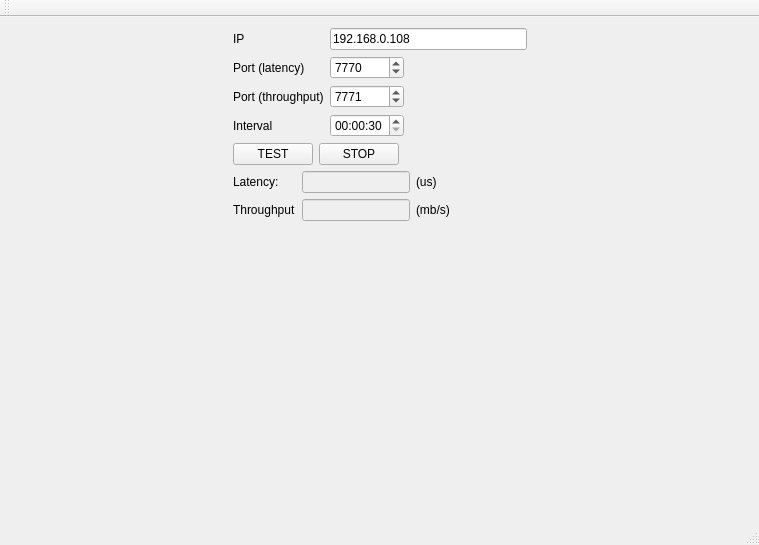
Before: the Qt Designer form netPerfGUI/mainwindow.ui in nDy/NetworkingTool, drawn with Qt 5.
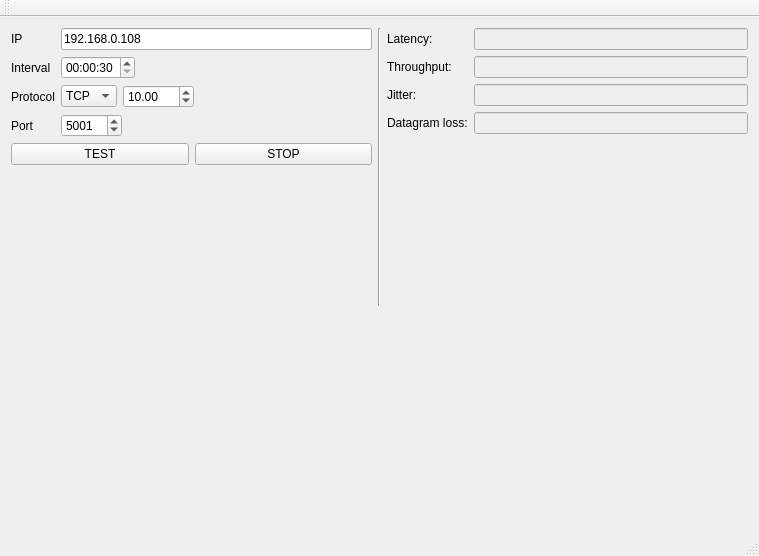
After: the same form once the commit is applied. Custom widgets are drawn as their Qt base class.

Commit message: Now using ping and iperf to display network statistics solved several bugs now we allow for UDP and TCP measurement of datagram loss, jitter and more, also updated GUI

Patch:
```diff
--- a/netPerfGUI/mainwindow.ui
+++ b/netPerfGUI/mainwindow.ui
@@ -7,7 +7,7 @@
     <x>0</x>
     <y>0</y>
     <width>759</width>
-    <height>545</height>
+    <height>556</height>
    </rect>
   </property>
   <property name="windowTitle">
@@ -16,31 +16,11 @@
   <widget class="QWidget" name="centralWidget">
    <layout class="QVBoxLayout" name="verticalLayout_2">
     <item>
-     <layout class="QHBoxLayout" name="horizontalLayout_2">
-      <item>
-       <spacer name="horizontalSpacer_6">
-        <property name="orientation">
-         <enum>Qt::Horizontal</enum>
-        </property>
-        <property name="sizeHint" stdset="0">
-         <size>
-          <width>40</width>
-          <height>20</height>
-         </size>
-        </property>
-       </spacer>
-      </item>
+     <layout class="QHBoxLayout" name="horizontalLayout_6">
       <item>
        <layout class="QVBoxLayout" name="verticalLayout">
         <item>
-         <layout class="QGridLayout" name="gridLayout_2">
-          <item row="2" column="0">
-           <widget class="QLabel" name="label_8">
-            <property name="text">
-             <string>Port (throughput)</string>
-            </property>
-           </widget>
-          </item>
+         <layout class="QFormLayout" name="formLayout">
           <item row="0" column="0">
            <widget class="QLabel" name="label_6">
             <property name="text">
@@ -48,77 +28,23 @@
             </property>
            </widget>
           </item>
-          <item row="0" column="1" colspan="2">
+          <item row="0" column="1">
            <widget class="QLineEdit" name="ipField">
             <property name="text">
              <string>192.168.0.108</string>
             </property>
            </widget>
           </item>
-          <item row="2" column="1">
-           <widget class="QSpinBox" name="portTpField">
-            <property name="maximum">
-             <number>65535</number>
-            </property>
-            <property name="value">
-             <number>7771</number>
-            </property>
-           </widget>
-          </item>
-          <item row="2" column="2">
-           <spacer name="horizontalSpacer_5">
-            <property name="orientation">
-             <enum>Qt::Horizontal</enum>
-            </property>
-            <property name="sizeHint" stdset="0">
-             <size>
-              <width>40</width>
-              <height>20</height>
-             </size>
-            </property>
-           </spacer>
-          </item>
           <item row="1" column="0">
-           <widget class="QLabel" name="label_7">
-            <property name="text">
-             <string>Port (latency)</string>
-            </property>
-           </widget>
-          </item>
-          <item row="1" column="1">
-           <widget class="QSpinBox" name="portPingField">
-            <property name="minimum">
-             <number>1024</number>
-            </property>
-            <property name="maximum">
-             <number>65535</number>
-            </property>
-            <property name="value">
-             <number>7770</number>
-            </property>
-           </widget>
-          </item>
-          <item row="1" column="2">
-           <spacer name="horizontalSpacer_2">
-            <property name="orientation">
-             <enum>Qt::Horizontal</enum>
-            </property>
-            <property name="sizeHint" stdset="0">
-             <size>
-              <width>40</width>
-              <height>20</height>
-             </size>
-            </property>
-           </spacer>
-          </item>
-          <item row="3" column="0">
            <widget class="QLabel" name="label_9">
             <property name="text">
              <string>Interval</string>
             </property>
            </widget>
           </item>
-          <item row="3" column="1">
+          <item row="1" column="1">
+           <layout class="QHBoxLayout" name="horizontalLayout_2">
+            <item>
            <widget class="QTimeEdit" name="intervalField">
             <property name="time">
              <time>
@@ -135,18 +61,120 @@
             </property>
            </widget>
           </item>
-          <item row="3" column="2">
-           <spacer name="horizontalSpacer_8">
+            <item>
+             <spacer name="horizontalSpacer">
             <property name="orientation">
              <enum>Qt::Horizontal</enum>
             </property>
             <property name="sizeHint" stdset="0">
              <size>
+                <width>78</width>
+                <height>20</height>
+               </size>
+              </property>
+             </spacer>
+            </item>
+           </layout>
+          </item>
+          <item row="2" column="0">
+           <widget class="QLabel" name="label_11">
+            <property name="text">
+             <string>Protocol</string>
+            </property>
+           </widget>
+          </item>
+          <item row="2" column="1">
+           <layout class="QHBoxLayout" name="horizontalLayout_5">
+            <item>
+             <widget class="QComboBox" name="protocolField">
+              <property name="maximumSize">
+               <size>
+                <width>97</width>
+                <height>16777215</height>
+               </size>
+              </property>
+              <item>
+               <property name="text">
+                <string>TCP</string>
+               </property>
+              </item>
+              <item>
+               <property name="text">
+                <string>UDP</string>
+               </property>
+              </item>
+             </widget>
+            </item>
+            <item>
+             <widget class="QDoubleSpinBox" name="udpBandwidthField">
+              <property name="enabled">
+               <bool>true</bool>
+              </property>
+              <property name="maximumSize">
+               <size>
+                <width>97</width>
+                <height>25</height>
+               </size>
+              </property>
+              <property name="maximum">
+               <double>1000.000000000000000</double>
+              </property>
+              <property name="value">
+               <double>10.000000000000000</double>
+              </property>
+             </widget>
+            </item>
+            <item>
+             <spacer name="horizontalSpacer_3">
+              <property name="orientation">
+               <enum>Qt::Horizontal</enum>
+              </property>
+              <property name="sizeType">
+               <enum>QSizePolicy::Expanding</enum>
+              </property>
+              <property name="sizeHint" stdset="0">
+               <size>
               <width>40</width>
               <height>20</height>
              </size>
             </property>
            </spacer>
+            </item>
+           </layout>
+          </item>
+          <item row="3" column="0">
+           <widget class="QLabel" name="label_10">
+            <property name="text">
+             <string>Port</string>
+            </property>
+           </widget>
+          </item>
+          <item row="3" column="1">
+           <layout class="QHBoxLayout" name="horizontalLayout_4">
+            <item>
+             <widget class="QSpinBox" name="portField">
+              <property name="maximum">
+               <number>65000</number>
+              </property>
+              <property name="value">
+               <number>5001</number>
+              </property>
+             </widget>
+            </item>
+            <item>
+             <spacer name="horizontalSpacer_2">
+              <property name="orientation">
+               <enum>Qt::Horizontal</enum>
+              </property>
+              <property name="sizeHint" stdset="0">
+               <size>
+                <width>40</width>
+                <height>20</height>
+               </size>
+              </property>
+             </spacer>
+            </item>
+           </layout>
           </item>
          </layout>
         </item>
@@ -166,60 +194,50 @@
             </property>
            </widget>
           </item>
+         </layout>
+        </item>
           <item>
-           <spacer name="horizontalSpacer">
+         <spacer name="verticalSpacer">
             <property name="orientation">
-             <enum>Qt::Horizontal</enum>
+           <enum>Qt::Vertical</enum>
             </property>
             <property name="sizeHint" stdset="0">
              <size>
-              <width>128</width>
-              <height>20</height>
+            <width>20</width>
+            <height>40</height>
              </size>
             </property>
            </spacer>
           </item>
          </layout>
         </item>
+      <item>
+       <widget class="Line" name="line">
+        <property name="orientation">
+         <enum>Qt::Vertical</enum>
+        </property>
+       </widget>
+      </item>
         <item>
          <layout class="QGridLayout" name="gridLayout">
-          <item row="1" column="0">
-           <widget class="QLabel" name="label_4">
-            <property name="text">
-             <string>Throughput</string>
+        <item row="2" column="1">
+         <widget class="QLineEdit" name="jitterLine">
+          <property name="enabled">
+           <bool>false</bool>
             </property>
            </widget>
           </item>
-          <item row="0" column="3">
-           <spacer name="horizontalSpacer_3">
-            <property name="orientation">
-             <enum>Qt::Horizontal</enum>
-            </property>
-            <property name="sizeHint" stdset="0">
-             <size>
-              <width>40</width>
-              <height>20</height>
-             </size>
-            </property>
-           </spacer>
-          </item>
-          <item row="1" column="3">
-           <spacer name="horizontalSpacer_4">
-            <property name="orientation">
-             <enum>Qt::Horizontal</enum>
-            </property>
-            <property name="sizeHint" stdset="0">
-             <size>
-              <width>40</width>
-              <height>20</height>
-             </size>
-            </property>
-           </spacer>
-          </item>
-          <item row="0" column="2">
-           <widget class="QLabel" name="label_3">
+        <item row="2" column="0">
+         <widget class="QLabel" name="label_12">
+          <property name="text">
+           <string>Jitter:</string>
+          </property>
+         </widget>
+        </item>
+        <item row="3" column="0">
+         <widget class="QLabel" name="label_13">
             <property name="text">
-             <string>(us) </string>
+           <string>Datagram loss:</string>
             </property>
            </widget>
           </item>
@@ -230,13 +248,6 @@
             </property>
            </widget>
           </item>
-          <item row="1" column="2">
-           <widget class="QLabel" name="label_5">
-            <property name="text">
-             <string>(mb/s)</string>
-            </property>
-           </widget>
-          </item>
           <item row="0" column="1">
            <widget class="QLineEdit" name="pingLine">
             <property name="enabled">
@@ -251,37 +262,36 @@
             </property>
            </widget>
           </item>
-         </layout>
-        </item>
-       </layout>
-      </item>
-      <item>
-       <spacer name="horizontalSpacer_7">
-        <property name="orientation">
-         <enum>Qt::Horizontal</enum>
-        </property>
-        <property name="sizeHint" stdset="0">
-         <size>
-          <width>40</width>
-          <height>20</height>
-         </size>
-        </property>
-       </spacer>
-      </item>
-     </layout>
-    </item>
-    <item>
-     <spacer name="verticalSpacer">
+        <item row="4" column="1">
+         <spacer name="verticalSpacer_2">
       <property name="orientation">
        <enum>Qt::Vertical</enum>
       </property>
       <property name="sizeHint" stdset="0">
        <size>
         <width>20</width>
-        <height>19</height>
+            <height>40</height>
        </size>
       </property>
      </spacer>
+        </item>
+        <item row="3" column="1">
+         <widget class="QLineEdit" name="datagramLossLine">
+          <property name="enabled">
+           <bool>false</bool>
+          </property>
+         </widget>
+        </item>
+        <item row="1" column="0">
+         <widget class="QLabel" name="label_4">
+          <property name="text">
+           <string>Throughput:</string>
+          </property>
+         </widget>
+        </item>
+       </layout>
+      </item>
+     </layout>
     </item>
     <item>
      <layout class="QHBoxLayout" name="horizontalLayout_3">
@@ -307,13 +317,6 @@
       </item>
      </layout>
     </item>
-    <item>
-     <widget class="QLabel" name="label_2">
-      <property name="text">
-       <string/>
-      </property>
-     </widget>
-    </item>
    </layout>
   </widget>
   <widget class="QMenuBar" name="menuBar">
```
Lines whose indentation alone changed are shown as unchanged. The commit also changes 2 other files.
